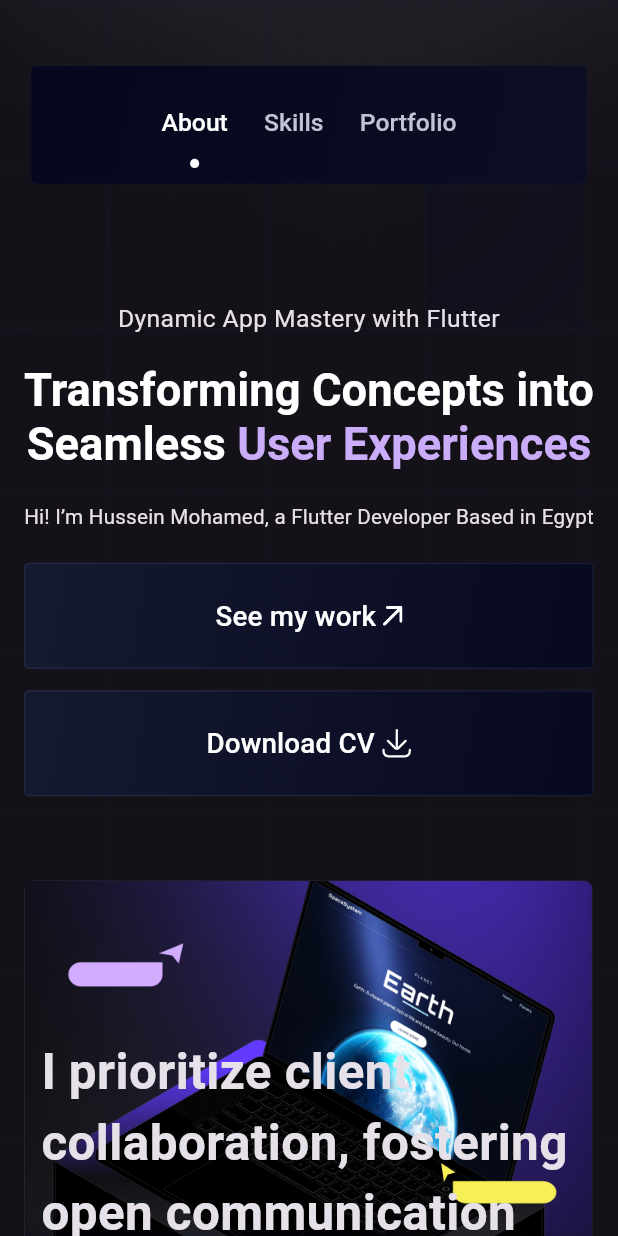
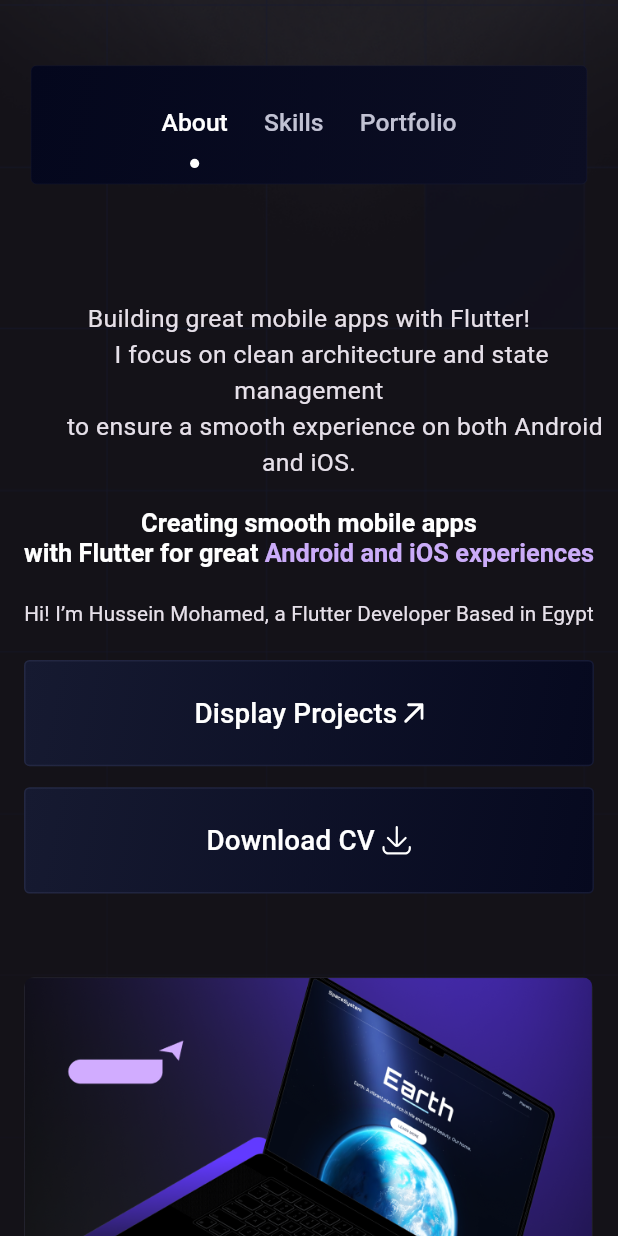
Before and after one commit to HusseinMohamed99/Personal-Portfolio, a Flutter app: the screen it shows after launch, on a phone screen of 412 x 824 dp. Run offline on Flutter 3.47's test engine with Material 3 defaults, Android fonts, the phone set to English and light mode, and no system bars; our stand-ins replace animate_do, bloc, flutter_bloc, flutter_screenutil, flutter_staggered_animations, flutter_svg and 3 more; missing offline and left inert: file_saver.

Commit message:
Update app strings and landing view text
Refactor and update the app strings to improve clarity and consistency. Modify the landing view text to reflect the new strings, ensuring a cohesive and professional presentation.

```diff
--- a/lib/core/helpers/utils/app_strings.dart
+++ b/lib/core/helpers/utils/app_strings.dart
@@ -8,22 +8,22 @@ class AppStrings {
   static const String about = "About";
   static const String portfolio = "Portfolio";
   static const String skills = "Skills";
-  static const String dynamicAppMagic = "Dynamic App Mastery with Flutter";
-  static const String transformingConceptsInto = "Transforming Concepts into";
-  static const String seamless = 'Seamless';
-  static const String userExperience = 'User Experiences';
+  static const String runtimeAppVariables =
+      '''Building great mobile apps with Flutter!
+       I focus on clean architecture and state management
+        to ensure a smooth experience on both Android and iOS.''';
+  static const String smoothAppCreationMessage = "Creating smooth mobile apps";
+  static const String flutterIntegration = 'with Flutter for great';
+  static const String crossPlatformExperience = 'Android and iOS experiences';
   static const String introduction =
       "Hi! I’m Hussein Mohamed, a Flutter Developer Based in Egypt";
-  static const String seeMyWork = 'See my work';
+  static const String displayProjects = 'Display Projects';
   static const String downloadCV = 'Download CV';
-  static const String iPrioritizeClient =
-      "I prioritize client\ncollaboration, fostering\nopen communication";
+  static const String isClientPrioritized =
+      "I focus on working closely with clients and keeping the communication open.";
   static const String iAmVeryFlexible =
       "I’m very flexible with time\nzone communications";
-  static const String usa = 'USA';
-  static const String egypt = 'Egypt';
-  static const String germany = 'Germany';
-  static const russia = 'Russia';
+
   static const String techEnthusiast =
       'Tech enthusiast with a\npassion for development.';
   static const String wantToStartProjectTogether =
--- a/lib/features/landing_view/view/widgets/landing_view_big_text.dart
+++ b/lib/features/landing_view/view/widgets/landing_view_big_text.dart
@@ -20,19 +20,19 @@ class LandingViewBigText extends StatelessWidget {
             children: textSpans ??
                 [
                   TextSpan(
-                    text: '${AppStrings.transformingConceptsInto}\n',
+                    text: '${AppStrings.smoothAppCreationMessage}\n',
                     style: AppTextStyles.font72Bold(context).copyWith(
                       color: Colors.white,
                     ),
                   ),
                   TextSpan(
-                    text: '${AppStrings.seamless} ',
+                    text: '${AppStrings.flutterIntegration} ',
                     style: AppTextStyles.font72Bold(context).copyWith(
                       color: Colors.white,
                     ),
                   ),
                   TextSpan(
-                    text: AppStrings.userExperience,
+                    text: AppStrings.crossPlatformExperience,
                     style: AppTextStyles.font72Bold(context).copyWith(
                       color: AppColors.colorCBACF9,
                     ),
--- a/lib/features/landing_view/view/widgets/landing_view_desktop_about_tab.dart
+++ b/lib/features/landing_view/view/widgets/landing_view_desktop_about_tab.dart
@@ -36,7 +36,7 @@ class LandingViewDesktopAboutTab extends StatelessWidget {
         SliverToBoxAdapter(
           child: Container(
             margin: EdgeInsets.only(top: 73.h, bottom: 22.h),
-            child: const HeaderSmallText(text: AppStrings.dynamicAppMagic),
+            child: const HeaderSmallText(text: AppStrings.runtimeAppVariables),
           ),
         ),
         const SliverToBoxAdapter(
--- a/lib/features/landing_view/view/widgets/landing_view_mobile_about_tab.dart
+++ b/lib/features/landing_view/view/widgets/landing_view_mobile_about_tab.dart
@@ -35,7 +35,7 @@ class LandingViewMobileAboutTab extends StatelessWidget {
         SliverToBoxAdapter(
           child: Container(
             margin: EdgeInsets.only(top: 40.h, bottom: 20.h),
-            child: const HeaderSmallText(text: AppStrings.dynamicAppMagic),
+            child: const HeaderSmallText(text: AppStrings.runtimeAppVariables),
           ),
         ),
         SliverToBoxAdapter(
--- a/lib/features/landing_view/view/widgets/prioritize_img.dart
+++ b/lib/features/landing_view/view/widgets/prioritize_img.dart
@@ -24,7 +24,7 @@ class PrioritizeImg extends StatelessWidget {
           start: 40.w,
           bottom: 60.h,
           child: Text(
-            AppStrings.iPrioritizeClient,
+            AppStrings.isClientPrioritized,
             style: AppTextStyles.font32Bold(context),
           ),
         ),
--- a/lib/features/landing_view/view/widgets/see_my_work_and_download_cv_buttons.dart
+++ b/lib/features/landing_view/view/widgets/see_my_work_and_download_cv_buttons.dart
@@ -30,7 +30,7 @@ class SeeMyWorkAndDownloadCVButtons extends StatelessWidget {
         children: [
           MainButton.icon(
             context: context,
-            labelText: AppStrings.seeMyWork,
+            labelText: AppStrings.displayProjects,
             svgIcon: $AssetsImagesGen().linkArrow,
             gradient: gradient,
             width: areExpanded ? double.infinity : null,
```
